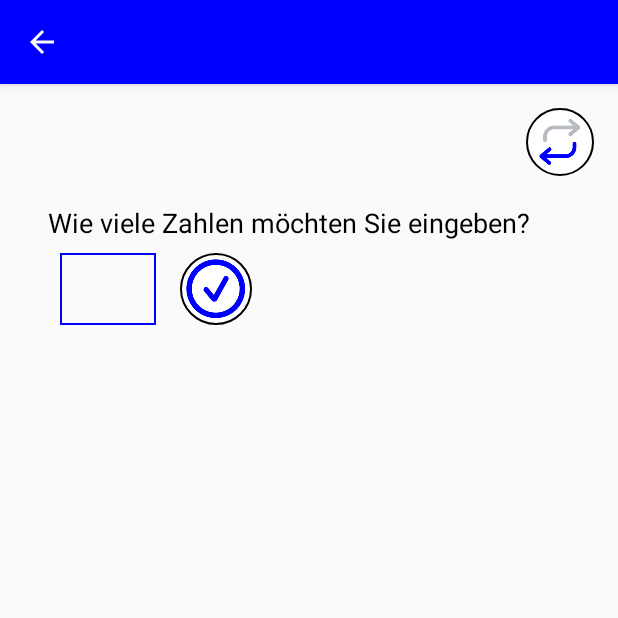
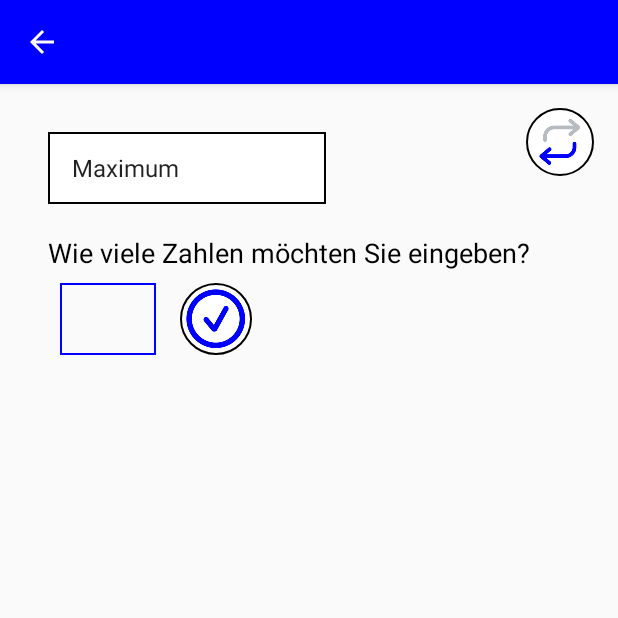
Before and after one commit to OmarElHussein/Mathprojekt_V2.0, an Android app: the StatistikRechnerActivity screen opened directly, with no data from a screen before it, after a tap on an icon or button, on a phone screen of 412 x 824 dp, the top half of it. Run offline under Robolectric (Android 15) with nearby library versions, the phone set to English and light mode, and no system bars; Roboto replaces fonts that are not available here.

Commit message:
Spinner + Updates + Optimizing

```diff
--- a/app/src/main/java/com/wipd/schulprojekt_mathe/statistikClasses/StatistikPageActivity.java
+++ b/app/src/main/java/com/wipd/schulprojekt_mathe/statistikClasses/StatistikPageActivity.java
@@ -14,7 +14,7 @@ import com.wipd.schulprojekt_mathe.R;
 public class StatistikPageActivity extends AppCompatActivity {
 
     private Toolbar toolbar;
-    public static String extra_statistik_dateien = " ";
+    public static String extra_statistik_dateien = "";
 
     @Override
     protected void onCreate(Bundle savedInstanceState) {
--- a/app/src/main/java/com/wipd/schulprojekt_mathe/statistikClasses/StatistikRechnerActivity.java
+++ b/app/src/main/java/com/wipd/schulprojekt_mathe/statistikClasses/StatistikRechnerActivity.java
@@ -6,6 +6,8 @@ import android.os.Bundle;
 import android.support.v7.widget.Toolbar;
 import android.view.MenuItem;
 import android.view.View;
+import android.widget.AdapterView;
+import android.widget.ArrayAdapter;
 import android.widget.EditText;
 import android.widget.ImageButton;
 import android.widget.Spinner;
@@ -24,8 +26,10 @@ public class StatistikRechnerActivity extends AppCompatActivity {
     private double[] numbers;
     private int arraySize, i;
     private String statistik_button_dateien, ausgabe;
-    private String[] spinnerValues = {"Max", "Min", "Range", "Mittelwert", "GeoMittel", "Median", "Modus", "Varianz", "St.abweichung", "Alles"};
+    private String[] spinnerValues = {"Maximum", "Minimum", "Spannweite", "Arithmetisches Mittel",
+            "Geometrisches Mittel", "Median", "Modus", "Varianz", "Standardabweichung", "Alles zusammen"};
     private boolean clearBtnActive = false;
+    private boolean isFelledFilled = false;
 
     private ImageButton btnCheckInputs, btnCheckInputSize;
     private TextView textViewInfoCounter, textViewStatistikErgebnis;
@@ -42,6 +46,8 @@ public class StatistikRechnerActivity extends AppCompatActivity {
 
         komponente_Initzialisieren();
 
+        setSpinner_layout_Values();
+
     }
 
     private void komponente_Initzialisieren() {
@@ -53,6 +59,10 @@ public class StatistikRechnerActivity extends AppCompatActivity {
 
         textViewInfoCounter = findViewById(R.id.textViewInfoCounter);
         textViewStatistikErgebnis = findViewById(R.id.textViewStatistikErgebnis);
+
+        spinnerStatistik = findViewById(R.id.spinnerStatistik);
+
+        statistik_button_dateien = StatistikPageActivity.extra_statistik_dateien;
     }
 
     private void toolbarEigenschaften() {
@@ -72,7 +82,7 @@ public class StatistikRechnerActivity extends AppCompatActivity {
         i = 0;
 
         if (editTextInputSize.getText().length() > 0 && Integer.parseInt(editTextInputSize.getText().toString()) != 0) {
-
+            isFelledFilled = true;
             clearBtnActive = true;
 
             arraySize = Integer.parseInt(editTextInputSize.getText().toString());
@@ -87,7 +97,8 @@ public class StatistikRechnerActivity extends AppCompatActivity {
             textViewInfoCounter.setText("Geben Sie die 1. Zahl ein: (1/" + arraySize + ")");
 
         } else {
-            Toast.makeText(this, "Geben Sie die Größe ein!", Toast.LENGTH_SHORT).show();
+            isFelledFilled = false;
+            Toast.makeText(this, "Geben Sie die Größe ein", Toast.LENGTH_SHORT).show();
         }
     }
 
@@ -113,13 +124,17 @@ public class StatistikRechnerActivity extends AppCompatActivity {
         }
 
         if (i == arraySize) {
-            buttonSuchen_methodeAusfuehren();
-
+            buttonSuchen_methodeAusfuehren(statistik_button_dateien);
+            textViewStatistikErgebnis.setVisibility(View.VISIBLE);
+            //TODO: Wenn man auf dem Button clickt den Spinner automatisch setzen können und anpassen
             editTextInputs.setEnabled(false);
             btnCheckInputSize.setEnabled(false);
         }
     }
 
+    /**
+     * Löscht alle Felder und setzt alles wieder von Anfang ein
+     */
     public void clearAll(View view) {
         if (clearBtnActive) {
             editTextInputSize.setEnabled(true);
@@ -140,9 +155,6 @@ public class StatistikRechnerActivity extends AppCompatActivity {
         }
     }
 
-    /**
-     * Diese methode sucht nach die Größte Zahl und gibt dies dann direkt aus
-     */
     private double maximumNummerSuchen() {
         Arrays.sort(numbers);
         double zahl = numbers[arraySize - 1];
@@ -150,9 +162,6 @@ public class StatistikRechnerActivity extends AppCompatActivity {
         return zahl;
     }
 
-    /**
-     * Diese methode sucht nach die kleinste Zahl und gibt dies dann direkt aus
-     */
     private double minimumNummerSuchen() {
         Arrays.sort(numbers);
         double zahl = numbers[0];
@@ -247,7 +256,7 @@ public class StatistikRechnerActivity extends AppCompatActivity {
     }
 
     private void alleszusammenBerechnen() {
-        textViewStatistikErgebnis.setText("Der Maximum ist: " + maximumNummerSuchen() +
+        String ausgabe = "Der Maximum ist: " + maximumNummerSuchen() +
                 "\nDer Minimum ist: " + minimumNummerSuchen() +
                 "\nDie Spannweite ist: " + spannweiteBerechnen() +
                 "\nDas Arithmetische Mittel ist: " + arithmetischesMittelBerechnen() +
@@ -255,18 +264,18 @@ public class StatistikRechnerActivity extends AppCompatActivity {
                 "\nDer Median ist: " + medianBerechnen() +
                 "\nDer Modus ist: " + modusBerechnen() +
                 "\nDie Varianz ist: " + varianzBerechnen() +
-                "\nDie Standardabweichung ist: " + standardabweichungBerechnen());
+                "\nDie Standardabweichung ist: " + standardabweichungBerechnen();
+        textViewStatistikErgebnis.setText(ausgabe);
     }
 
     /**
-     * Diese methode überprüft welcher Button gecklickt wurde um die Seite
-     * und die rechnungen anzupassen
+     * Diese methode überprüft welcher Button gecklickt wurde um
+     * die rechnungen anzupassen
      */
-    private void buttonSuchen_methodeAusfuehren() {
-        statistik_button_dateien = StatistikPageActivity.extra_statistik_dateien;
-        textViewStatistikErgebnis.setVisibility(View.VISIBLE);
+    private void buttonSuchen_methodeAusfuehren(String itemCase) {
 
-        switch (statistik_button_dateien) {
+        if (isFelledFilled) {
+            switch (itemCase) {
                 case "Maximum":
                     maximumNummerSuchen();
                     break;
@@ -299,14 +308,27 @@ public class StatistikRechnerActivity extends AppCompatActivity {
                     break;
             }
         }
-
-
-    private void setSpinner_layout_Values() {
-        //TODO
     }
 
-    private void switch_buttons_tables() {
-        //TODO
+    /**
+     * hier wird der Spinner erstellt und initialisiert
+     */
+    private void setSpinner_layout_Values() {
+
+        ArrayAdapter<String> adapter = new ArrayAdapter<>(this, android.R.layout.simple_list_item_1, spinnerValues);
+        spinnerStatistik.setAdapter(adapter);
+
+        spinnerStatistik.setOnItemSelectedListener(new AdapterView.OnItemSelectedListener() {
+            @Override
+            public void onItemSelected(AdapterView<?> parent, View view, int position, long id) {
+                buttonSuchen_methodeAusfuehren(spinnerStatistik.getSelectedItem().toString());
+            }
+
+            @Override
+            public void onNothingSelected(AdapterView<?> parent) {
+
+            }
+        });
     }
 
     @Override
--- a/app/src/main/res/layout/activity_statistik_page.xml
+++ b/app/src/main/res/layout/activity_statistik_page.xml
@@ -134,7 +134,7 @@
             android:layout_marginStart="32dp"
             android:layout_marginTop="16dp"
             android:layout_marginEnd="32dp"
-            android:layout_marginBottom="8dp"
+            android:layout_marginBottom="32dp"
             android:background="@drawable/button_round_edges_top_bottom"
             android:onClick="openStatistikRechner_btnAllesZsm"
             android:text="Alles Zusammen"
--- a/app/src/main/res/layout/activity_statistik_rechner.xml
+++ b/app/src/main/res/layout/activity_statistik_rechner.xml
@@ -1,21 +1,35 @@
 <?xml version="1.0" encoding="utf-8"?>
-<android.support.constraint.ConstraintLayout xmlns:android="http://schemas.android.com/apk/res/android"
+<ScrollView xmlns:android="http://schemas.android.com/apk/res/android"
     xmlns:app="http://schemas.android.com/apk/res-auto"
     xmlns:tools="http://schemas.android.com/tools"
     android:layout_width="match_parent"
     android:layout_height="match_parent"
     tools:context=".statistikClasses.StatistikRechnerActivity">
 
+    <android.support.constraint.ConstraintLayout
+        android:layout_width="match_parent"
+        android:layout_height="match_parent">
+
         <include
             android:id="@+id/toolbar"
             layout="@layout/toolbar" />
+
+        <Spinner
+            android:id="@+id/spinnerStatistik"
+            android:layout_width="wrap_content"
+            android:layout_height="wrap_content"
+            android:layout_marginStart="32dp"
+            android:layout_marginTop="32dp"
+            android:background="@drawable/button_rectangle_shape"
+            app:layout_constraintStart_toStartOf="parent"
+            app:layout_constraintTop_toBottomOf="@+id/toolbar" />
 
         <TextView
             android:id="@+id/textView2"
             android:layout_width="0dp"
             android:layout_height="wrap_content"
             android:layout_marginStart="32dp"
-        android:layout_marginTop="80dp"
+            android:layout_marginTop="100dp"
             android:layout_marginEnd="32dp"
             android:text="Wie viele Zahlen möchten Sie eingeben?"
             android:textColor="@color/colorBlack"
@@ -102,25 +116,18 @@
             android:layout_marginStart="8dp"
             android:layout_marginTop="32dp"
             android:layout_marginEnd="64dp"
+            android:layout_marginBottom="32dp"
             android:fontFamily="casual"
             android:text="Die Größte Zahl ist: xx"
             android:textColor="@color/colorBlue"
             android:textSize="18sp"
             android:textStyle="bold"
             android:visibility="invisible"
+            app:layout_constraintBottom_toBottomOf="parent"
             app:layout_constraintEnd_toEndOf="parent"
             app:layout_constraintStart_toStartOf="@+id/editTextInputs"
             app:layout_constraintTop_toBottomOf="@+id/editTextInputs" />
 
-    <Spinner
-        android:id="@+id/spinnerStatistik"
-        android:layout_width="0dp"
-        android:layout_height="wrap_content"
-        android:layout_marginStart="32dp"
-        android:layout_marginTop="32dp"
-        android:background="@drawable/button_rectangle_shape"
-        app:layout_constraintStart_toStartOf="parent"
-        app:layout_constraintTop_toBottomOf="@+id/toolbar" />
 
         <ImageButton
             android:id="@+id/imageButton2"
@@ -134,5 +141,6 @@
             app:layout_constraintTop_toBottomOf="@+id/toolbar"
             app:srcCompat="@mipmap/ic_refresh" />
 
+    </android.support.constraint.ConstraintLayout>
 
-</android.support.constraint.ConstraintLayout>
+</ScrollView>
```
Also changed, not shown: app/src/main/java/com/wipd/schulprojekt_mathe/quadratischeGleichungenClasses/QuadratischeGleichungenRechnerActivity.java (+18 -4 lines), app/src/main/res/layout/activity_prozesse_rechner.xml (+8 -7 lines). Lines whose indentation alone changed are shown as unchanged.
